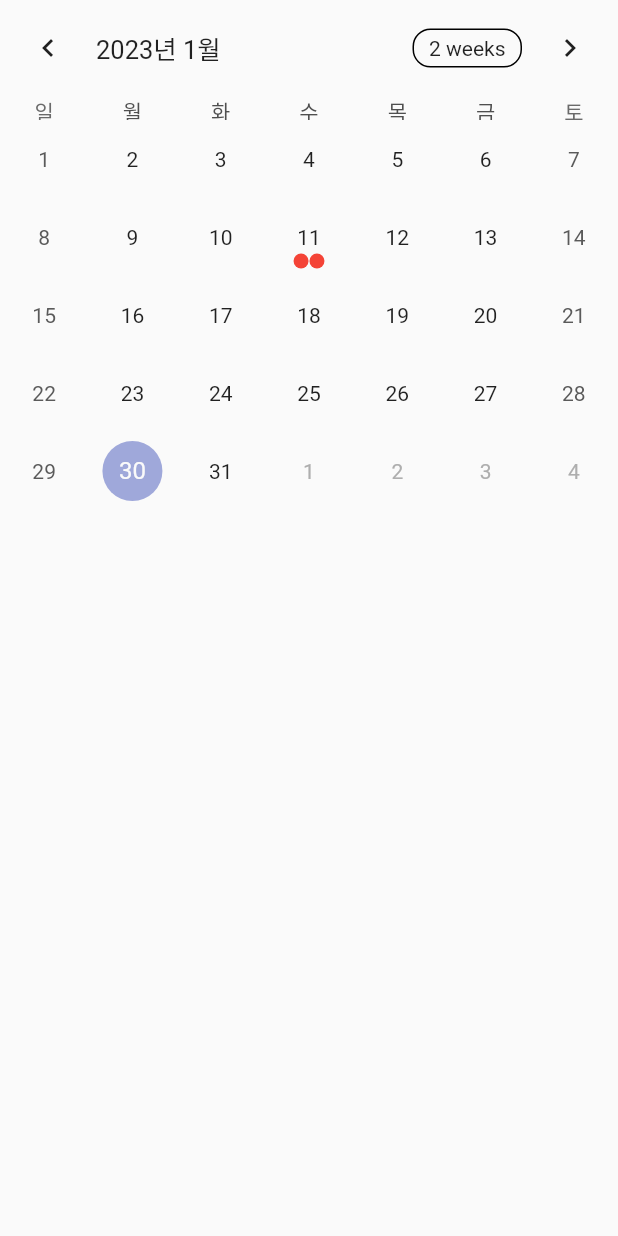
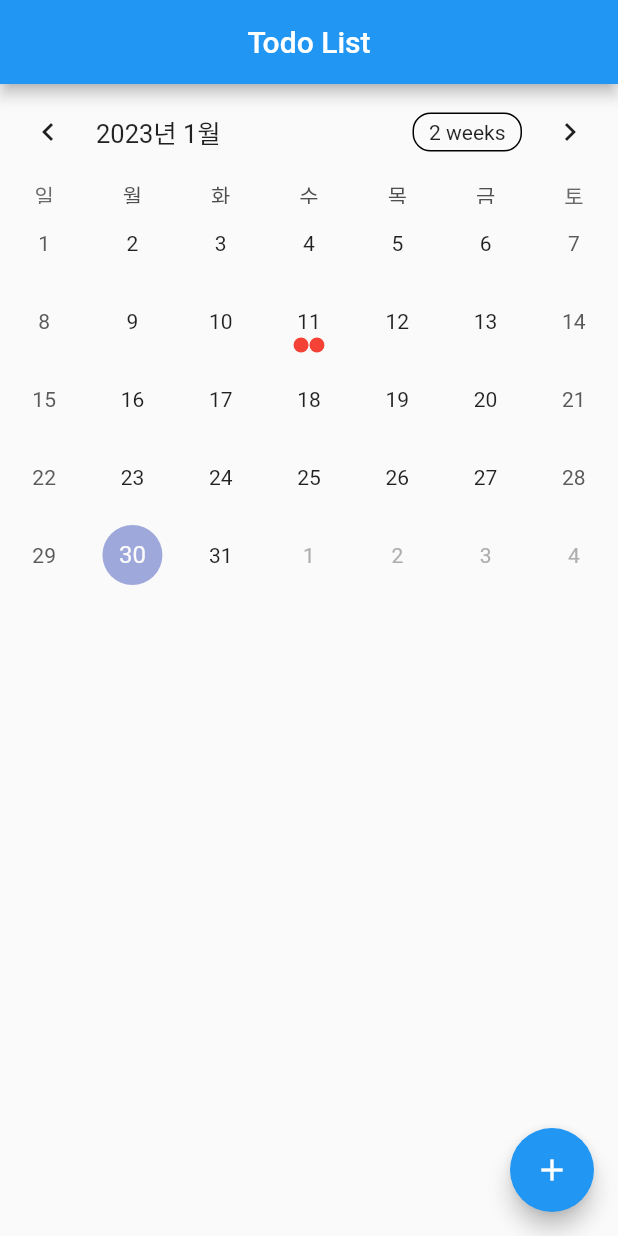
Before and after one commit to Uheeking/flutter_todo, a Flutter app: the Calendar screen opened directly, on a phone screen of 412 x 824 dp. Run offline on Flutter 3.47's test engine with Material 2 defaults, Android fonts, the phone set to English and light mode, and no system bars; drawn by our look-alikes of table_calendar.

```diff
--- a/lib/calendar.dart
+++ b/lib/calendar.dart
@@ -2,6 +2,7 @@ import 'package:flutter/material.dart';
 import 'package:flutter/src/widgets/container.dart';
 import 'package:flutter/src/widgets/framework.dart';
 import 'package:table_calendar/table_calendar.dart';
+import 'package:todo/todoAdd.dart';
 
 class Calendar extends StatefulWidget {
   const Calendar({super.key});
@@ -23,8 +24,14 @@ class _CalendarState extends State<Calendar> {
 
   @override
   Widget build(BuildContext context) {
-    return SingleChildScrollView(
-      child: TableCalendar(
+    return Scaffold(
+      appBar: AppBar(
+        centerTitle: true,
+        title: Text(
+          'Todo List',
+        ),
+      ),
+      body: TableCalendar(
         locale: 'ko_KR',
         focusedDay: DateTime.now(),
         firstDay: DateTime(2022, 1, 1),
@@ -43,6 +50,13 @@ class _CalendarState extends State<Calendar> {
         ),
         eventLoader: _getEventsForDay,
       ),
+      floatingActionButton: FloatingActionButton(
+        onPressed: () {
+          Navigator.push(
+              context, MaterialPageRoute(builder: (context) => TodoAdd()));
+        },
+        child: Icon(Icons.add),
+      ),
     );
   }
 }
--- a/lib/main.dart
+++ b/lib/main.dart
@@ -1,5 +1,5 @@
 import 'package:flutter/material.dart';
-import 'package:todo/todo.dart';
+import 'package:todo/calendar.dart';
 import 'package:intl/date_symbol_data_local.dart';
 
 void main() async {
@@ -13,7 +13,7 @@ class MyApp extends StatelessWidget {
     return MaterialApp(
       title: 'TodoApp',
       theme: ThemeData(primarySwatch: Colors.blue),
-      home: Todo(),
+      home: Calendar(),
     );
   }
 }
--- a/lib/todoAdd.dart
+++ b/lib/todoAdd.dart
@@ -21,7 +21,8 @@ class _TodoAddState extends State<TodoAdd> {
           title: Text('Todo Add'),
           centerTitle: true,
         ),
-        body: Container(
+        body: SingleChildScrollView(
+          child: Container(
             padding: EdgeInsets.fromLTRB(20, 10, 20, 0),
             child: Column(children: <Widget>[
               Container(
@@ -88,6 +89,7 @@ class _TodoAddState extends State<TodoAdd> {
             ]),
           ),
         ),
+      ),
     );
   }
 }
```
Also changed, not shown: lib/todo.dart (deleted, +0 -34 lines). Lines whose indentation alone changed are shown as unchanged.
